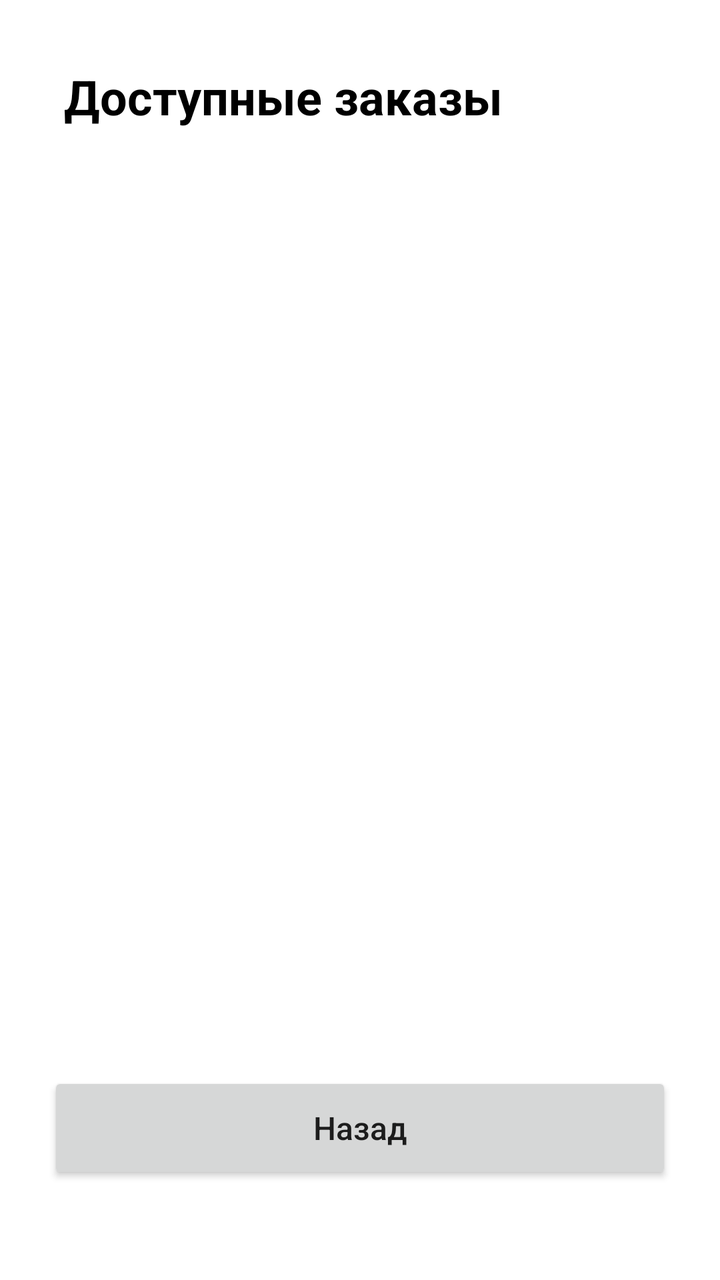
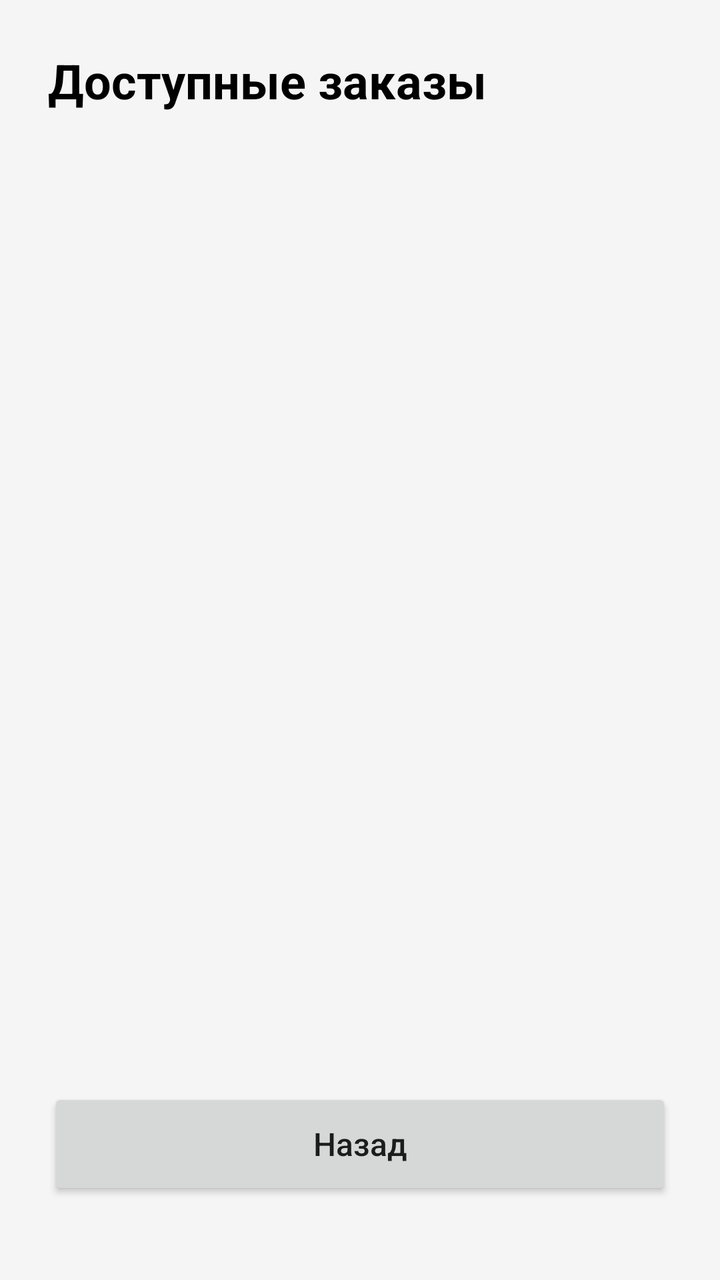

The first picture is an Android layout as it rendered before a commit; the second is the same layout after the commit. The layout source and the unified diff follow.
<!-- AndroidManifest.xml: application theme Theme.AppCompat.Light.DarkActionBar -->
<!-- res/layout/activity_available_orders.xml -->
<?xml version="1.0" encoding="utf-8"?>
<androidx.constraintlayout.widget.ConstraintLayout
    xmlns:android="http://schemas.android.com/apk/res/android"
    xmlns:app="http://schemas.android.com/apk/res-auto"
    android:layout_width="match_parent"
    android:layout_height="match_parent"
    android:background="#FFFFFF"
    android:fitsSystemWindows="true"
    android:padding="16dp">

    <TextView
        android:id="@+id/title"
        android:layout_width="wrap_content"
        android:layout_height="wrap_content"
        android:text="Доступные заказы"
        android:textSize="24sp"
        android:textStyle="bold"
        android:textColor="#000000"
        app:layout_constraintTop_toTopOf="parent"
        app:layout_constraintStart_toStartOf="parent"
        android:layout_marginTop="16dp"
        android:layout_marginStart="16dp" />

    <ListView
        android:id="@+id/lvOrders"
        android:layout_width="0dp"
        android:layout_height="0dp"
        app:layout_constraintTop_toBottomOf="@id/title"
        app:layout_constraintBottom_toTopOf="@id/btnBack"
        app:layout_constraintStart_toStartOf="parent"
        app:layout_constraintEnd_toEndOf="parent"
        android:layout_marginTop="16dp"
        android:layout_marginBottom="16dp"
        android:layout_marginStart="8dp"
        android:layout_marginEnd="8dp" />

    <Button
        android:id="@+id/btnBack"
        android:layout_width="0dp"
        android:layout_height="56dp"
        android:text="Назад"
        android:textAllCaps="false"
        android:textSize="16sp"
        app:layout_constraintBottom_toBottomOf="parent"
        app:layout_constraintStart_toStartOf="parent"
        app:layout_constraintEnd_toEndOf="parent"
        android:layout_marginBottom="32dp"
        android:layout_marginStart="8dp"
        android:layout_marginEnd="8dp" />

</androidx.constraintlayout.widget.ConstraintLayout>
<!-- resources referenced by this layout -->
<resources>

</resources>

<!-- the commit's change to res/layout/activity_available_orders.xml (unified diff, before → after) -->
@@ -4,9 +4,9 @@
     xmlns:app="http://schemas.android.com/apk/res-auto"
     android:layout_width="match_parent"
     android:layout_height="match_parent"
-    android:background="#FFFFFF"
+    android:background="#F5F5F5"
     android:fitsSystemWindows="true"
-    android:padding="16dp">
+    android:padding="8dp">
 
     <TextView
         android:id="@+id/title"
@@ -21,8 +21,8 @@
         android:layout_marginTop="16dp"
         android:layout_marginStart="16dp" />
 
-    <ListView
-        android:id="@+id/lvOrders"
+    <androidx.recyclerview.widget.RecyclerView
+        android:id="@+id/rvOrders"
         android:layout_width="0dp"
         android:layout_height="0dp"
         app:layout_constraintTop_toBottomOf="@id/title"
@@ -30,9 +30,7 @@
         app:layout_constraintStart_toStartOf="parent"
         app:layout_constraintEnd_toEndOf="parent"
         android:layout_marginTop="16dp"
-        android:layout_marginBottom="16dp"
-        android:layout_marginStart="8dp"
-        android:layout_marginEnd="8dp" />
+        android:layout_marginBottom="16dp" />
 
     <Button
         android:id="@+id/btnBack"
@@ -45,7 +43,7 @@
         app:layout_constraintStart_toStartOf="parent"
         app:layout_constraintEnd_toEndOf="parent"
         android:layout_marginBottom="32dp"
-        android:layout_marginStart="8dp"
-        android:layout_marginEnd="8dp" />
+        android:layout_marginStart="16dp"
+        android:layout_marginEnd="16dp" />
 
 </androidx.constraintlayout.widget.ConstraintLayout>
